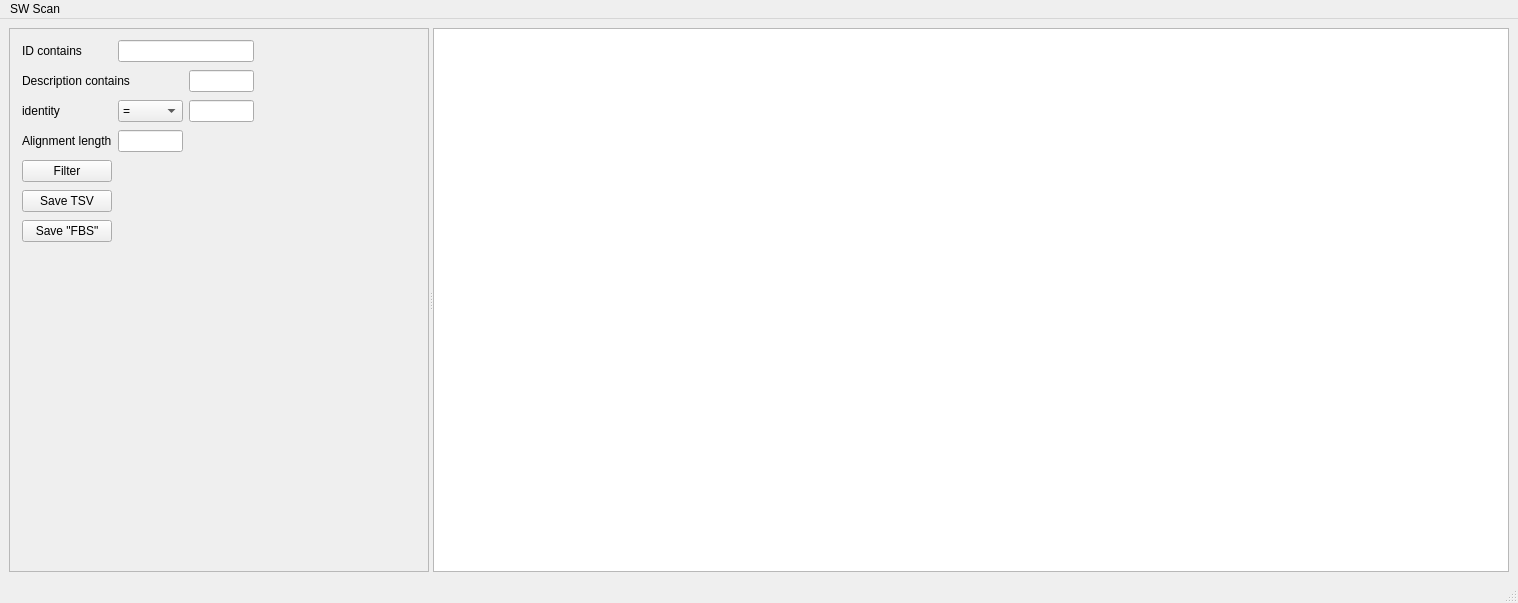
The window that sw_scan.ui (olivierfriard/sw_scan) describes before a commit, drawn with Qt 5.
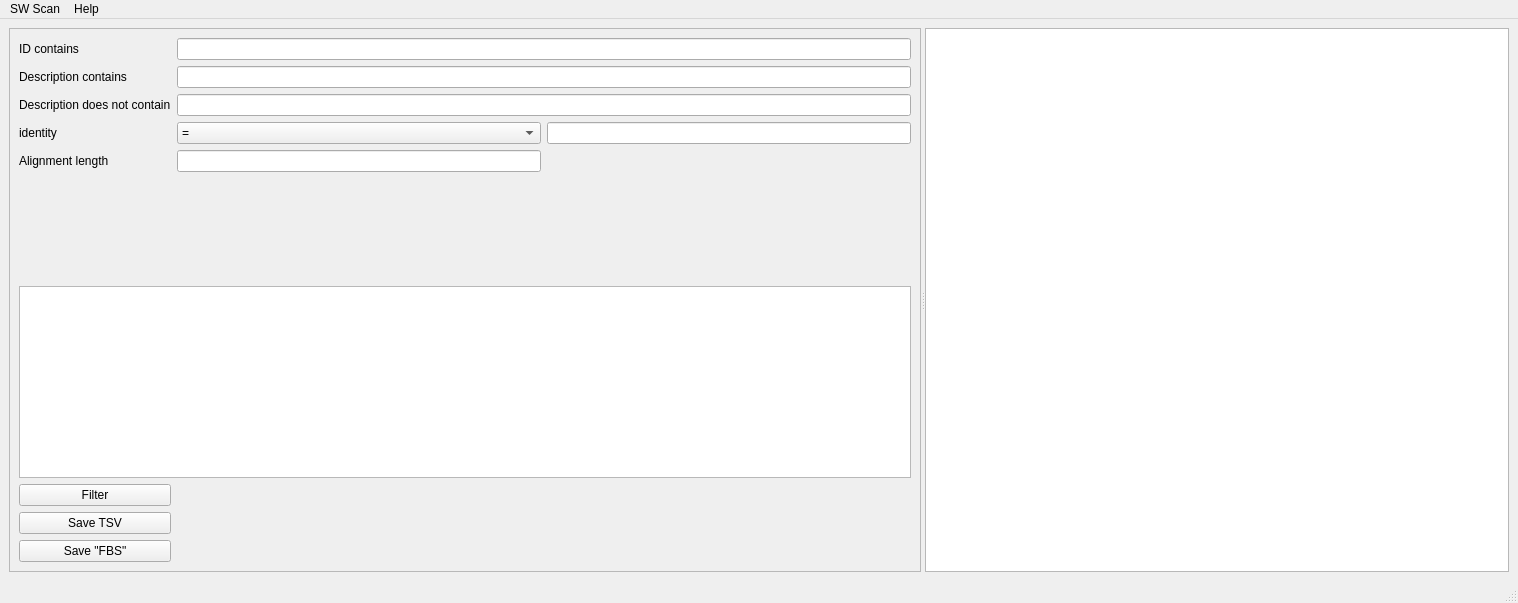
The same window after the commit.

Patch:
```diff
--- a/sw_scan.ui
+++ b/sw_scan.ui
@@ -27,44 +27,37 @@
        <property name="frameShadow">
         <enum>QFrame::Raised</enum>
        </property>
-       <widget class="QWidget" name="layoutWidget">
-        <property name="geometry">
-         <rect>
-          <x>13</x>
-          <y>10</y>
-          <width>232</width>
-          <height>213</height>
-         </rect>
-        </property>
+       <layout class="QVBoxLayout" name="verticalLayout">
+        <item>
         <layout class="QGridLayout" name="gridLayout">
-         <item row="1" column="2">
-          <widget class="QLineEdit" name="le_description"/>
-         </item>
-         <item row="5" column="0">
-          <widget class="QPushButton" name="pb_save_tsv">
+          <item row="4" column="2">
+           <widget class="QLineEdit" name="le_identity"/>
+          </item>
+          <item row="3" column="0">
+           <widget class="QLabel" name="label_5">
            <property name="text">
-            <string>Save TSV</string>
+             <string>Description does not contain</string>
            </property>
           </widget>
          </item>
-         <item row="4" column="0">
+          <item row="8" column="0">
           <widget class="QPushButton" name="pb_filter">
            <property name="text">
             <string>Filter</string>
            </property>
           </widget>
          </item>
-         <item row="2" column="0">
-          <widget class="QLabel" name="label_3">
+          <item row="5" column="0">
+           <widget class="QLabel" name="label_4">
            <property name="text">
-            <string>identity</string>
+             <string>Alignment length</string>
            </property>
           </widget>
          </item>
-         <item row="0" column="1" colspan="2">
-          <widget class="QLineEdit" name="le_id"/>
-         </item>
-         <item row="2" column="1">
+          <item row="5" column="1">
+           <widget class="QLineEdit" name="le_align_length"/>
+          </item>
+          <item row="4" column="1">
           <widget class="QComboBox" name="cb_identity_relation">
            <item>
             <property name="text">
@@ -83,18 +76,42 @@
            </item>
           </widget>
          </item>
-         <item row="3" column="1">
-          <widget class="QLineEdit" name="le_align_length"/>
-         </item>
-         <item row="3" column="0">
-          <widget class="QLabel" name="label_4">
+          <item row="10" column="0">
+           <widget class="QPushButton" name="pb_save_fbs">
+            <property name="text">
+             <string>Save &quot;FBS&quot;</string>
+            </property>
+           </widget>
+          </item>
+          <item row="1" column="1" colspan="2">
+           <widget class="QLineEdit" name="le_description1"/>
+          </item>
+          <item row="4" column="0">
+           <widget class="QLabel" name="label_3">
            <property name="text">
-            <string>Alignment length</string>
+             <string>identity</string>
            </property>
           </widget>
          </item>
-         <item row="2" column="2">
-          <widget class="QLineEdit" name="le_identity"/>
+          <item row="9" column="0">
+           <widget class="QPushButton" name="pb_save_tsv">
+            <property name="text">
+             <string>Save TSV</string>
+            </property>
+           </widget>
+          </item>
+          <item row="1" column="0">
+           <widget class="QLabel" name="label_2">
+            <property name="text">
+             <string>Description contains</string>
+            </property>
+           </widget>
+          </item>
+          <item row="3" column="1" colspan="2">
+           <widget class="QLineEdit" name="le_description2"/>
+          </item>
+          <item row="0" column="1" colspan="2">
+           <widget class="QLineEdit" name="le_id"/>
          </item>
          <item row="0" column="0">
           <widget class="QLabel" name="label">
@@ -103,22 +120,25 @@
            </property>
           </widget>
          </item>
-         <item row="1" column="0" colspan="2">
-          <widget class="QLabel" name="label_2">
-           <property name="text">
-            <string>Description contains</string>
-           </property>
-          </widget>
-         </item>
-         <item row="6" column="0">
-          <widget class="QPushButton" name="pb_save_fbs">
-           <property name="text">
-            <string>Save &quot;FBS&quot;</string>
-           </property>
-          </widget>
-         </item>
-        </layout>
-       </widget>
+          <item row="6" column="1">
+           <spacer name="verticalSpacer">
+            <property name="orientation">
+             <enum>Qt::Vertical</enum>
+            </property>
+            <property name="sizeHint" stdset="0">
+             <size>
+              <width>20</width>
+              <height>40</height>
+             </size>
+            </property>
+           </spacer>
+          </item>
+          <item row="7" column="0" colspan="3">
+           <widget class="QPlainTextEdit" name="pte_sql"/>
+          </item>
+         </layout>
+        </item>
+       </layout>
       </widget>
       <widget class="QTableWidget" name="tw"/>
      </widget>
@@ -141,7 +161,14 @@
     <addaction name="action_load_file"/>
     <addaction name="action_quit"/>
    </widget>
+   <widget class="QMenu" name="menuHelp">
+    <property name="title">
+     <string>Help</string>
+    </property>
+    <addaction name="actionAbout"/>
+   </widget>
    <addaction name="menuQuit"/>
+   <addaction name="menuHelp"/>
   </widget>
   <widget class="QStatusBar" name="statusbar"/>
   <action name="action_quit">
```
Left out of the diff: 5 changed lines with no effect on the pictures. Lines whose indentation alone changed are shown as unchanged.
